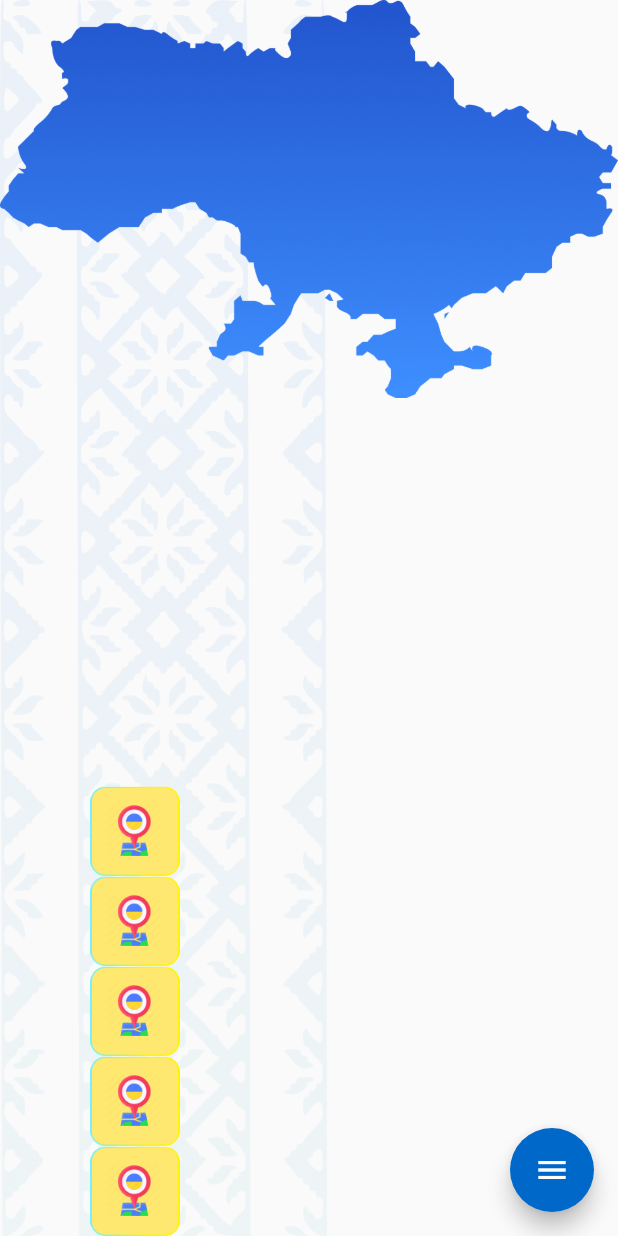
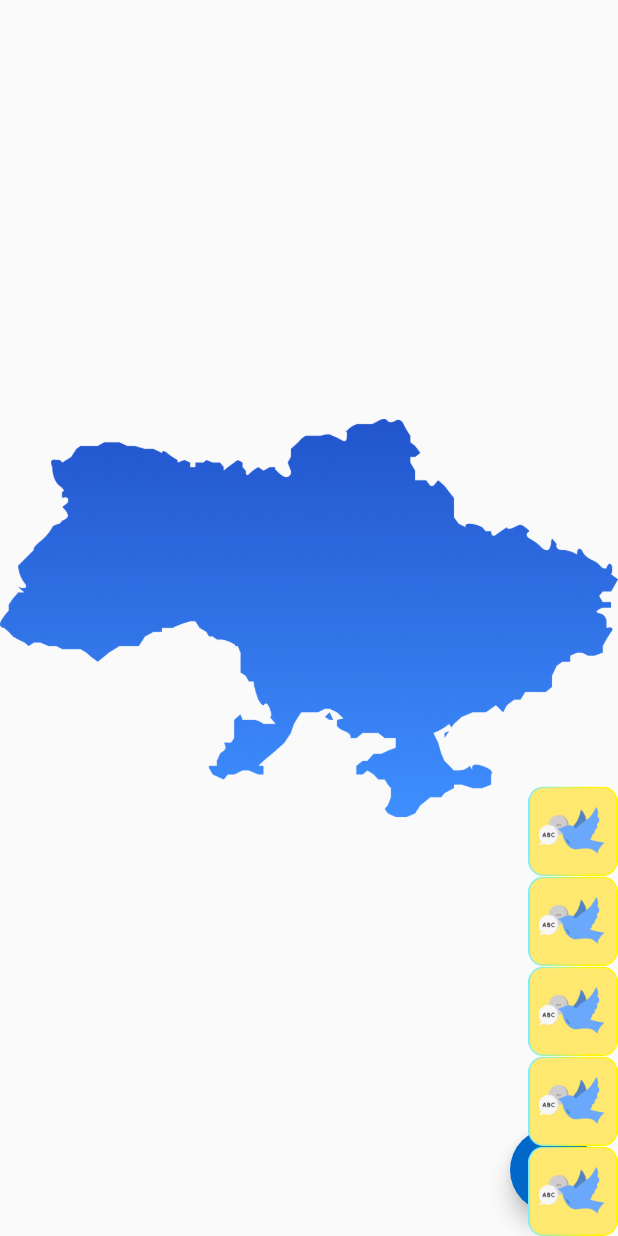
Before and after one commit to DrommeLag/LangApp, a Flutter app: the MapPage screen opened directly, on a phone screen of 412 x 824 dp. Run offline on Flutter 3.47's test engine with Material 2 defaults, Android fonts, the phone set to English and light mode, and no system bars; drawn by our look-alikes of flutter_speed_dial; our stand-ins replace cloud_firestore, firebase_auth, firebase_core, flutter_local_notifications, flutter_secure_storage, flutter_settings_screens and 4 more; missing offline and left inert: expansion_widget; accounts and stored records are empty; generated files the repository leaves out were written again.

Commit message:
Added 2 buttons and realization for them, aligned them as needed

```diff
--- a/lib/screen/map/map_page.dart
+++ b/lib/screen/map/map_page.dart
@@ -10,6 +10,12 @@ class MapPage extends StatefulWidget {
 }
 
 class _MapPage extends State<MapPage> {
+  String language = "assets/images/language.png";
+  String culture = "assets/images/culture.png";
+  String attractions = "assets/images/attractions.png";
+  String imagePath = "assets/images/language.png";
+
+
   Widget buildTile(context) {
     return Align(
       alignment: Alignment.centerRight,
@@ -19,7 +25,7 @@ class _MapPage extends State<MapPage> {
         alignment: Alignment.centerRight,
         decoration: BoxDecoration(
           image: DecorationImage(
-            image: AssetImage('assets/images/attractions.png'),
+            image: AssetImage(imagePath),
           ),
         ),
       ),
@@ -29,7 +35,7 @@ class _MapPage extends State<MapPage> {
   @override
   Widget build(BuildContext context) {
     return Container(
-      constraints: BoxConstraints.expand(),
+      constraints: const BoxConstraints.expand(),
       child: Stack(
         children: [
           Scaffold(
@@ -39,7 +45,7 @@ class _MapPage extends State<MapPage> {
                 backgroundColor: const Color(0xff0068C9),
                 foregroundColor: Colors.white,
                 activeBackgroundColor: const Color(0xFFF2D84F),
-                activeForegroundColor: Colors.white,
+                activeForegroundColor: Colors.black,
                 buttonSize: 56.0,
                 visible: true,
                 closeManually: false,
@@ -48,28 +54,75 @@ class _MapPage extends State<MapPage> {
                 overlayOpacity: 0.5,
                 children: [
                   SpeedDialChild(
-                      //speed dial child
-                      child: const Icon(Icons.accessibility),
-                      label: 'Language'),
+                    child: const Icon(Icons.language_rounded),
+                    backgroundColor: const Color(0xFFF2D84F),
+                    foregroundColor: Colors.black,
+                    label: 'Мова',
+                    onTap: () {
+                      if (imagePath == attractions) {
+                        imagePath = language;
+                      } else if (imagePath == culture) {
+                        imagePath = language;
+                      } else {
+                        imagePath = language;
+                      }
+                      setState(() {});
+                    },
+                  ),
+                  SpeedDialChild(
+                    child: const Icon(Icons.people_outline_rounded),
+                    backgroundColor: const Color(0xFFF2D84F),
+                    foregroundColor: Colors.black,
+                    label: 'Культура',
+                    onTap: () {
+                      if (imagePath == attractions) {
+                        imagePath = culture;
+                      } else if (imagePath == language) {
+                        imagePath = culture;
+                      } else {
+                        imagePath = culture;
+                      }
+                      setState(() {});
+                    },
+                  ),
+                  SpeedDialChild(
+                    child: const Icon(Icons.location_on_outlined),
+                    backgroundColor: const Color(0xFFF2D84F),
+                    foregroundColor: Colors.black,
+                    label: "Пам'ятки",
+                    onTap: () {
+                      if (imagePath == culture) {
+                        imagePath = attractions;
+                      } else if (imagePath == culture) {
+                        imagePath = attractions;
+                      } else {
+                        imagePath = attractions;
+                      }
+                      setState(() {});
+                    },
+                  ),
                 ],
               ),
               body: Container()),
-          Image.asset('assets/images/ornament.png', fit: BoxFit.cover),
-          Image.asset('assets/images/ukraine.png'),
-          ConstrainedBox(
-            constraints:
-                BoxConstraints(maxWidth: 120, minWidth: 90, minHeight: 80),
+          Align(
+              alignment: Alignment.center,
+              child: Image.asset('assets/images/ukraine.png')),
+          Align(
+            alignment: Alignment.topRight,
+            child: ConstrainedBox(
+              constraints: const BoxConstraints(
+                  maxWidth: 120, minWidth: 90, minHeight: 80),
               child: ExpansionWidget(
-              titleBuilder:
-                  (double animationValue, _, bool isExpaned, toogleFunction) {
+                titleBuilder: (double animationValue, _, bool isExpanded,
+                    toggleFunction) {
                   return InkWell(
-                    onTap: () => toogleFunction(animated: true),
+                    onTap: () => toggleFunction(animated: true),
                     child: Row(
                       mainAxisAlignment: MainAxisAlignment.end,
                       children: [
                         Transform.rotate(
                           angle: 3.14 * animationValue / 2,
-                            child: Icon(Icons.arrow_right, size: 40),
+                          child: const Icon(Icons.arrow_right, size: 40),
                           alignment: Alignment.center,
                         ),
                         buildTile(context),
@@ -90,6 +143,7 @@ class _MapPage extends State<MapPage> {
                 ),
               ),
             ),
+          )
         ],
       ),
     );
```
Lines whose indentation alone changed are shown as unchanged.
